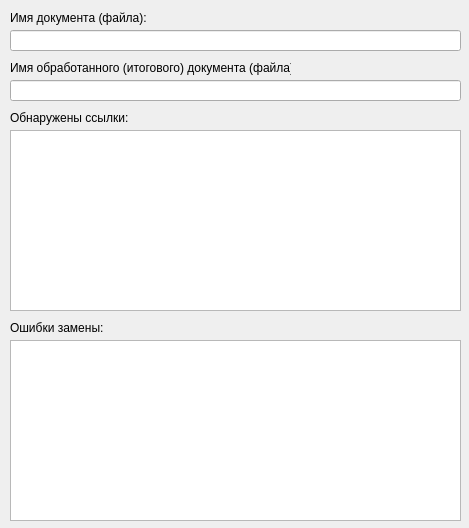
The window that Qt5Project/Windows.ui (DIVIGL1/ReNumRefs) describes before a commit, drawn with Qt 5.
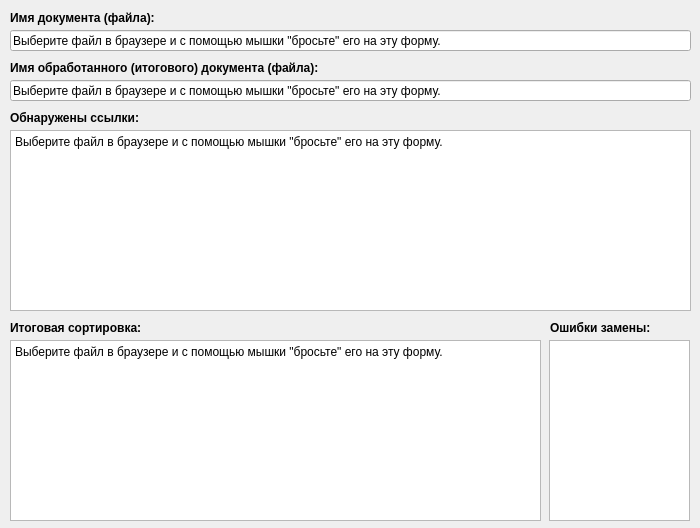
The same window after the commit.

Patch:
```diff
--- a/Qt5Project/Windows.ui
+++ b/Qt5Project/Windows.ui
@@ -6,19 +6,19 @@
    <rect>
     <x>0</x>
     <y>0</y>
-    <width>469</width>
+    <width>700</width>
     <height>528</height>
    </rect>
   </property>
   <property name="minimumSize">
    <size>
-    <width>469</width>
+    <width>700</width>
     <height>528</height>
    </size>
   </property>
   <property name="maximumSize">
    <size>
-    <width>469</width>
+    <width>700</width>
     <height>528</height>
    </size>
   </property>
@@ -46,7 +46,7 @@
      <rect>
       <x>10</x>
       <y>30</y>
-      <width>451</width>
+      <width>681</width>
       <height>21</height>
      </rect>
     </property>
@@ -59,6 +59,9 @@
     <property name="whatsThis">
      <string notr="true"/>
     </property>
+    <property name="text">
+     <string>Выберите файл в браузере и с помощью мышки &quot;бросьте&quot; его на эту форму.</string>
+    </property>
     <property name="readOnly">
      <bool>true</bool>
     </property>
@@ -68,10 +71,16 @@
      <rect>
       <x>10</x>
       <y>10</y>
-      <width>171</width>
+      <width>191</width>
       <height>16</height>
      </rect>
     </property>
+    <property name="font">
+     <font>
+      <weight>75</weight>
+      <bold>true</bold>
+     </font>
+    </property>
     <property name="text">
      <string>Имя документа (файла):</string>
     </property>
@@ -81,10 +90,16 @@
      <rect>
       <x>10</x>
       <y>60</y>
-      <width>281</width>
+      <width>361</width>
       <height>16</height>
      </rect>
     </property>
+    <property name="font">
+     <font>
+      <weight>75</weight>
+      <bold>true</bold>
+     </font>
+    </property>
     <property name="text">
      <string>Имя обработанного (итогового) документа (файла):</string>
     </property>
@@ -94,7 +109,7 @@
      <rect>
       <x>10</x>
       <y>80</y>
-      <width>451</width>
+      <width>681</width>
       <height>21</height>
      </rect>
     </property>
@@ -107,29 +122,13 @@
     <property name="whatsThis">
      <string notr="true"/>
     </property>
+    <property name="text">
+     <string>Выберите файл в браузере и с помощью мышки &quot;бросьте&quot; его на эту форму.</string>
+    </property>
     <property name="readOnly">
      <bool>true</bool>
     </property>
    </widget>
-   <widget class="QTextBrowser" name="refs_found">
-    <property name="geometry">
-     <rect>
-      <x>10</x>
-      <y>130</y>
-      <width>451</width>
-      <height>181</height>
-     </rect>
-    </property>
-    <property name="toolTip">
-     <string notr="true"/>
-    </property>
-    <property name="statusTip">
-     <string notr="true"/>
-    </property>
-    <property name="whatsThis">
-     <string notr="true"/>
-    </property>
-   </widget>
    <widget class="QLabel" name="label_3">
     <property name="geometry">
      <rect>
@@ -139,6 +138,12 @@
       <height>16</height>
      </rect>
     </property>
+    <property name="font">
+     <font>
+      <weight>75</weight>
+      <bold>true</bold>
+     </font>
+    </property>
     <property name="text">
      <string>Обнаружены ссылки:</string>
     </property>
@@ -146,25 +151,77 @@
    <widget class="QLabel" name="label_4">
     <property name="geometry">
      <rect>
-      <x>10</x>
+      <x>550</x>
       <y>320</y>
-      <width>171</width>
+      <width>131</width>
       <height>16</height>
      </rect>
     </property>
+    <property name="font">
+     <font>
+      <weight>75</weight>
+      <bold>true</bold>
+     </font>
+    </property>
     <property name="text">
      <string>Ошибки замены:</string>
     </property>
    </widget>
-   <widget class="QTextBrowser" name="refs_error">
+   <widget class="QPlainTextEdit" name="refs_found">
+    <property name="enabled">
+     <bool>true</bool>
+    </property>
     <property name="geometry">
      <rect>
       <x>10</x>
+      <y>130</y>
+      <width>681</width>
+      <height>181</height>
+     </rect>
+    </property>
+    <property name="minimumSize">
+     <size>
+      <width>300</width>
+      <height>0</height>
+     </size>
+    </property>
+    <property name="toolTip">
+     <string notr="true"/>
+    </property>
+    <property name="statusTip">
+     <string notr="true"/>
+    </property>
+    <property name="whatsThis">
+     <string notr="true"/>
+    </property>
+    <property name="styleSheet">
+     <string notr="true">color: rgb(0, 0, 0);</string>
+    </property>
+    <property name="readOnly">
+     <bool>true</bool>
+    </property>
+    <property name="plainText">
+     <string notr="true">Выберите файл в браузере и с помощью мышки &quot;бросьте&quot; его на эту форму.</string>
+    </property>
+   </widget>
+   <widget class="QPlainTextEdit" name="refs_error">
+    <property name="enabled">
+     <bool>true</bool>
+    </property>
+    <property name="geometry">
+     <rect>
+      <x>549</x>
       <y>340</y>
-      <width>451</width>
+      <width>141</width>
       <height>181</height>
      </rect>
     </property>
+    <property name="minimumSize">
+     <size>
+      <width>0</width>
+      <height>0</height>
+     </size>
+    </property>
     <property name="toolTip">
      <string notr="true"/>
     </property>
@@ -173,6 +230,68 @@
     </property>
     <property name="whatsThis">
      <string notr="true"/>
+    </property>
+    <property name="styleSheet">
+     <string notr="true">color: rgb(0, 0, 0);</string>
+    </property>
+    <property name="readOnly">
+     <bool>true</bool>
+    </property>
+   </widget>
+   <widget class="QPlainTextEdit" name="refs_result">
+    <property name="enabled">
+     <bool>true</bool>
+    </property>
+    <property name="geometry">
+     <rect>
+      <x>10</x>
+      <y>340</y>
+      <width>531</width>
+      <height>181</height>
+     </rect>
+    </property>
+    <property name="minimumSize">
+     <size>
+      <width>300</width>
+      <height>0</height>
+     </size>
+    </property>
+    <property name="toolTip">
+     <string notr="true"/>
+    </property>
+    <property name="statusTip">
+     <string notr="true"/>
+    </property>
+    <property name="whatsThis">
+     <string notr="true"/>
+    </property>
+    <property name="styleSheet">
+     <string notr="true">color: rgb(0, 0, 0);</string>
+    </property>
+    <property name="readOnly">
+     <bool>true</bool>
+    </property>
+    <property name="plainText">
+     <string notr="true">Выберите файл в браузере и с помощью мышки &quot;бросьте&quot; его на эту форму.</string>
+    </property>
+   </widget>
+   <widget class="QLabel" name="label_5">
+    <property name="geometry">
+     <rect>
+      <x>10</x>
+      <y>320</y>
+      <width>171</width>
+      <height>16</height>
+     </rect>
+    </property>
+    <property name="font">
+     <font>
+      <weight>75</weight>
+      <bold>true</bold>
+     </font>
+    </property>
+    <property name="text">
+     <string>Итоговая сортировка:</string>
     </property>
    </widget>
   </widget>
```
